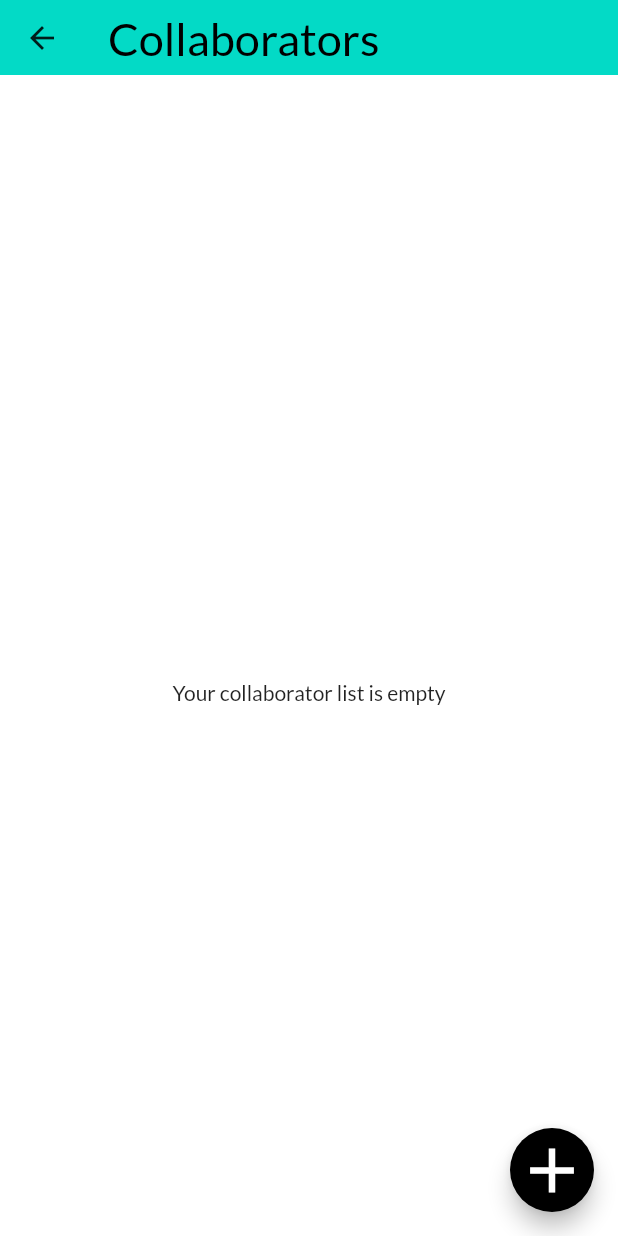
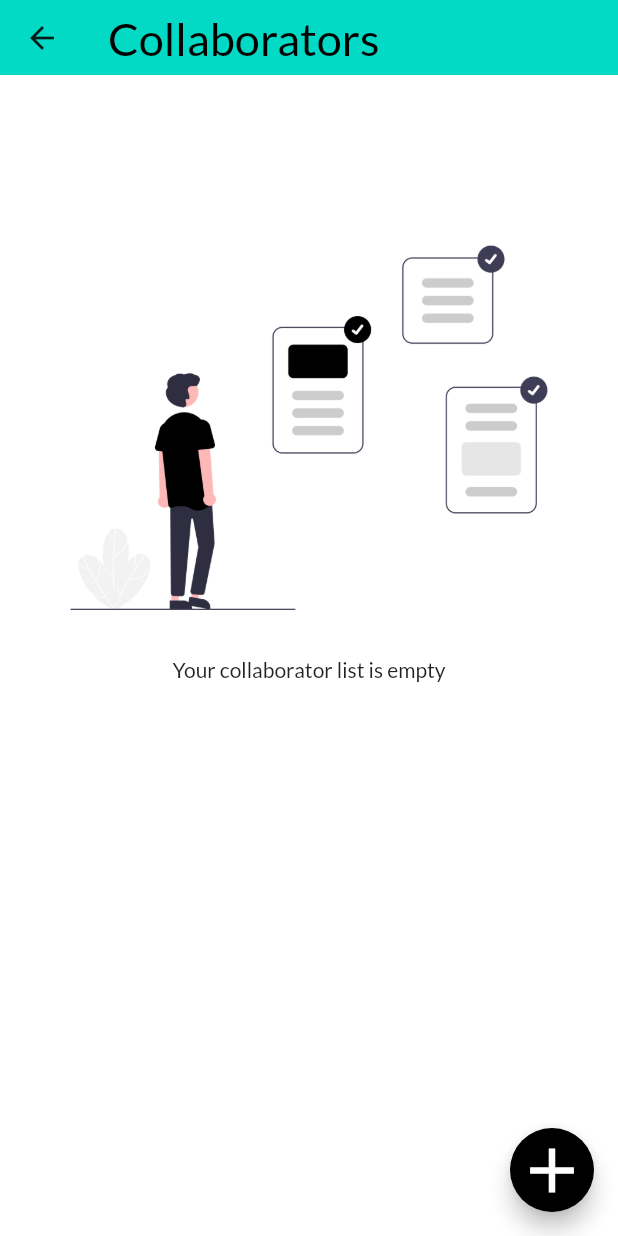
Before and after one commit to BartoszRudnik/ProductiveAppFrontend, a Flutter app: the CollaboratorsScreen screen opened by its route, on a phone screen of 412 x 824 dp. Run offline on Flutter 3.47's test engine with Material 2 defaults, Android fonts, the phone set to English and light mode, and no system bars; our stand-ins replace badges, flutter_local_notifications, font_awesome_flutter, geocoding, google_maps_flutter, google_sign_in and 5 more; missing offline and left inert: flutter_background_geolocation, global_configuration; accounts and stored records are empty.

Commit message:
obrazek przy pustej liscie z zadaniami

```diff
--- a/lib/config/images.dart
+++ b/lib/config/images.dart
@@ -3,4 +3,6 @@ class Images {
   static String profilePicturePlacholder = 'assets/images/profile_placeholder.jpg';
   static String loadingScreenImageLight = 'assets/images/loading_screen_image_light.png';
   static String loadingScreenImageDark = 'assets/images/loading_screen_image_dark.png';
+  static String emptyTaskListLight = 'assets/images/EmptyTaskListLight.png';
+  static String emptyTaskListDark = 'assets/images/EmptyTaskListDark.png';
 }
--- a/lib/widget/dialog/delegate_dialog.dart
+++ b/lib/widget/dialog/delegate_dialog.dart
@@ -1,8 +1,8 @@
 import 'package:flutter/material.dart';
 import 'package:global_configuration/global_configuration.dart';
-import 'package:productive_app/model/collaborator.dart';
-import 'package:productive_app/provider/delegate_provider.dart';
 import 'package:provider/provider.dart';
+import '../../model/collaborator.dart';
+import '../../provider/delegate_provider.dart';
 
 class DelegateDialog extends StatelessWidget {
   final _collaboratorKey = GlobalKey<FormState>();
--- a/lib/widget/empty_list.dart
+++ b/lib/widget/empty_list.dart
@@ -1,4 +1,5 @@
 import 'package:flutter/material.dart';
+import 'package:productive_app/config/images.dart';
 
 class EmptyList extends StatelessWidget {
   final String message;
@@ -10,12 +11,15 @@ class EmptyList extends StatelessWidget {
   @override
   Widget build(BuildContext context) {
     return SingleChildScrollView(
+      padding: EdgeInsets.only(top: MediaQuery.of(context).size.height * 0.1),
       physics: AlwaysScrollableScrollPhysics(),
-      child: Container(
-        height: MediaQuery.of(context).size.height,
-        child: Center(
-          child: Text(this.message),
-        ),
+      child: Column(
+        children: [
+          Image.asset(Theme.of(context).brightness == Brightness.dark ? Images.emptyTaskListDark : Images.emptyTaskListLight),
+          Center(
+            child: Text(this.message),
+          ),
+        ],
       ),
     );
   }
--- a/pubspec.yaml
+++ b/pubspec.yaml
@@ -73,6 +73,8 @@ flutter:
     - assets/images/loading_screen_image_light.png
     - assets/images/loading_screen_image_dark.png
     - assets/images/profile_placeholder.jpg
+    - assets/images/EmptyTaskListDark.png
+    - assets/images/EmptyTaskListLight.png
     - assets/map/
 
 
```
Also changed, not shown: assets/images/EmptyTaskListDark.png (added), assets/images/EmptyTaskListLight.png (added).
